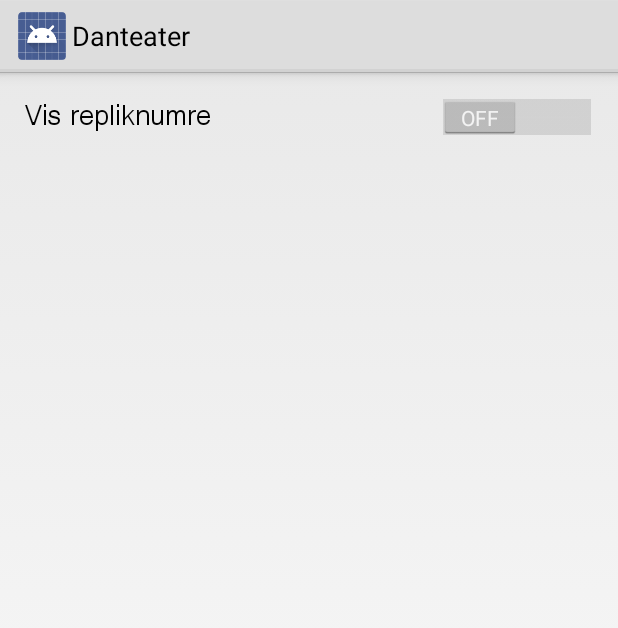
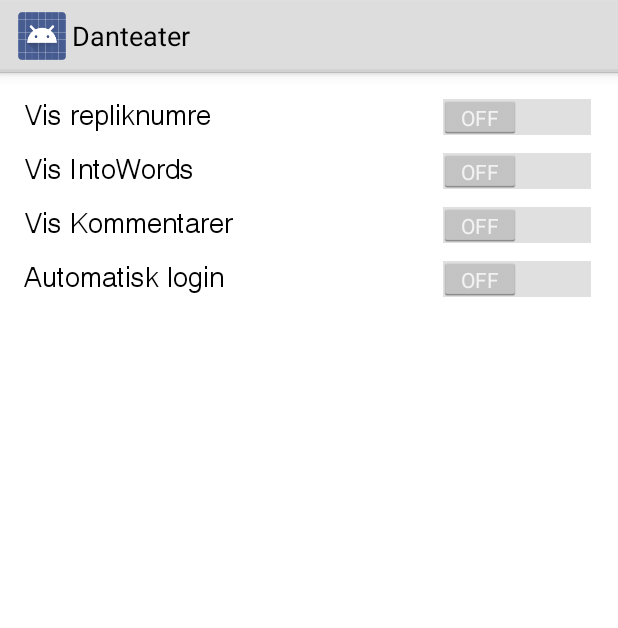
Before and after one commit to WebmyneMobileTeam/DT2, an Android app: the fragment SettingsFragment shown on its own in the app's theme, on a phone screen of 412 x 824 dp. Shown: the top 628 px of the screen. Run offline under Robolectric (Android 15) with nearby library versions, the phone set to English and light mode, and no system bars.

Commit message:
Dhruvil changes

```diff
--- a/app/src/main/java/wm/com/dt/my_plays/MyPlays.java
+++ b/app/src/main/java/wm/com/dt/my_plays/MyPlays.java
@@ -15,7 +15,6 @@ import android.view.ViewGroup;
 import android.widget.AdapterView;
 import android.widget.BaseAdapter;
 import android.widget.ListView;
-import android.widget.Toast;
 
 import wm.com.dt.R;
 import wm.com.dt.app.BaseActivity;
@@ -69,22 +68,25 @@ public class MyPlays extends BaseActivity implements AdapterView.OnItemClickList
 
     @Override
     public void onItemClick(AdapterView<?> parent, View view, int position, long id) {
-        Toast.makeText(this, leftSliderData[position], Toast.LENGTH_LONG).show();
+
         // Add your onclick logic here
+        drawer.closeDrawers();
 
         switch (position){
 
             case 0:
 
 
+
                 FragmentManager manager = getFragmentManager();
                 FragmentTransaction ft = manager.beginTransaction();
+                SettingsFragment fragmentSettings = SettingsFragment.newInstance("","");
+
+                if(manager.findFragmentByTag("Settings") == null){
+                    ft.replace(R.id.main_content, fragmentSettings, "Settings").commit();
+                }
 
 
-                SettingsFragment fragmentSettings = SettingsFragment.newInstance("","");
-                ft.replace(R.id.main_content,fragmentSettings,"Settings").commit();
-
-                drawer.closeDrawers();
 
 
 
--- a/app/src/main/res/layout/activity_settings.xml
+++ b/app/src/main/res/layout/activity_settings.xml
@@ -7,14 +7,13 @@
     android:paddingTop="@dimen/activity_vertical_margin"
     android:paddingBottom="@dimen/activity_vertical_margin"
     android:orientation="vertical"
+    android:background="@android:color/white"
     tools:context="wm.com.dt.settings.SettingsActivity">
 
 
     <!--First Row of settings menu -->
-
     <FrameLayout
         android:layout_width="match_parent"
-
         android:layout_height="wrap_content">
 
         <wm.com.dt.customviews.WMTextView
@@ -25,12 +24,73 @@
             android:layout_gravity="center_vertical"
             android:textSize="@dimen/normalText"
             android:textColor="@android:color/black"/>
-
         <Switch
             android:layout_width="wrap_content"
             android:layout_height="wrap_content"
             android:layout_gravity="right|center_vertical"/>
 
+    </FrameLayout>
+
+    <!--Second Row of settings menu -->
+    <FrameLayout
+        android:layout_width="match_parent"
+        android:layout_marginTop="8dp"
+        android:layout_height="wrap_content">
+
+        <wm.com.dt.customviews.WMTextView
+            android:layout_width="match_parent"
+            android:layout_height="wrap_content"
+            android:text="Vis IntoWords"
+            android:layout_weight="1"
+            android:layout_gravity="center_vertical"
+            android:textSize="@dimen/normalText"
+            android:textColor="@android:color/black"/>
+        <Switch
+            android:layout_width="wrap_content"
+            android:layout_height="wrap_content"
+            android:layout_gravity="right|center_vertical"/>
+
+    </FrameLayout>
+
+    <!--Third Row of settings menu -->
+    <FrameLayout
+        android:layout_width="match_parent"
+        android:layout_marginTop="8dp"
+        android:layout_height="wrap_content">
+
+        <wm.com.dt.customviews.WMTextView
+            android:layout_width="match_parent"
+            android:layout_height="wrap_content"
+            android:text="Vis Kommentarer"
+            android:layout_weight="1"
+            android:layout_gravity="center_vertical"
+            android:textSize="@dimen/normalText"
+            android:textColor="@android:color/black"/>
+        <Switch
+            android:layout_width="wrap_content"
+            android:layout_height="wrap_content"
+            android:layout_gravity="right|center_vertical"/>
+
+    </FrameLayout>
+
+    <!--Fourth Row of settings menu -->
+    <FrameLayout
+        android:layout_width="match_parent"
+        android:layout_marginTop="8dp"
+        android:layout_height="wrap_content">
+
+        <wm.com.dt.customviews.WMTextView
+            android:layout_width="match_parent"
+            android:layout_height="wrap_content"
+            android:text="Automatisk login"
+            android:layout_weight="1"
+            android:layout_gravity="center_vertical"
+            android:textSize="@dimen/normalText"
+            android:textColor="@android:color/black"/>
+        <Switch
+            android:layout_width="wrap_content"
+            android:layout_height="wrap_content"
+            android:layout_gravity="right|center_vertical"/>
 
     </FrameLayout>
 
```
